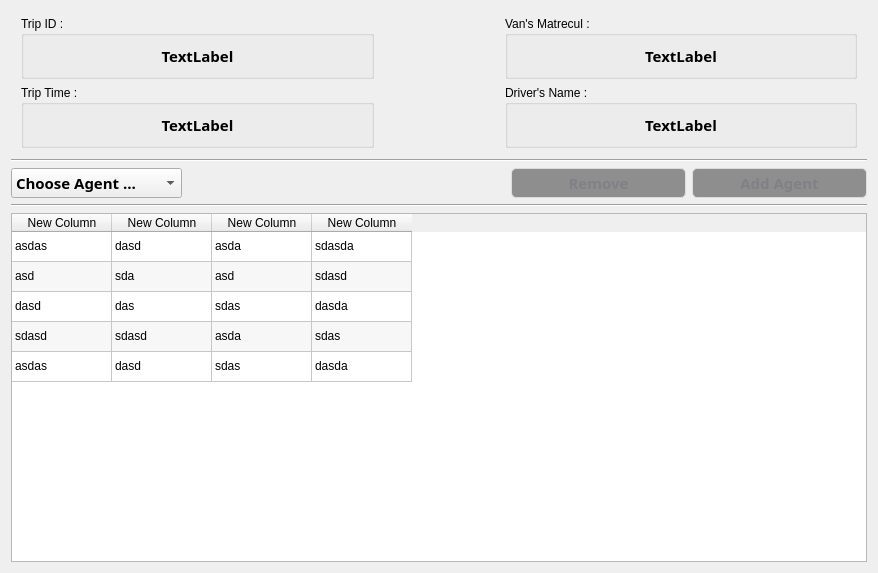
This is ui/tripView.ui in YassineBaghdadi/TransportingPlanning as Qt 5 draws it before an edit. The edited form follows.
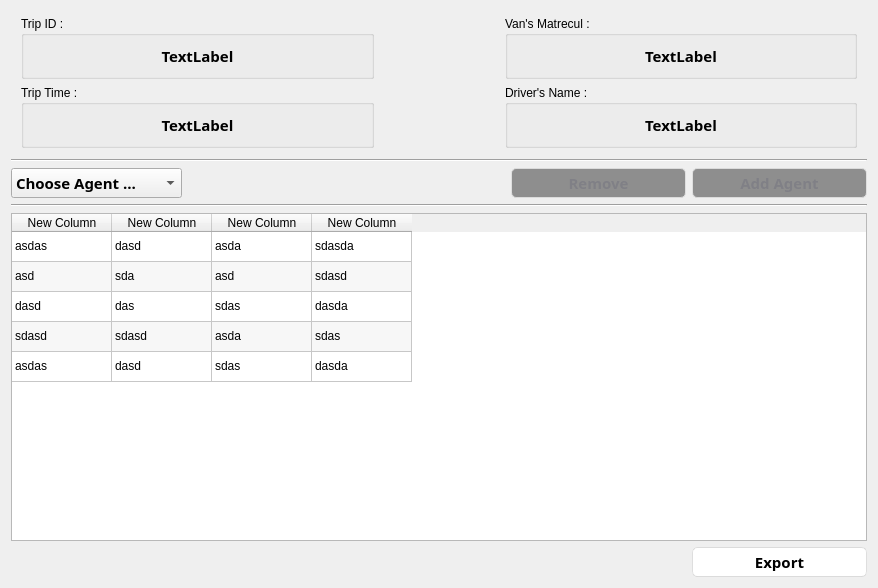
This is the edited form.

```diff
--- a/ui/tripView.ui
+++ b/ui/tripView.ui
@@ -7,7 +7,7 @@
     <x>0</x>
     <y>0</y>
     <width>878</width>
-    <height>573</height>
+    <height>588</height>
    </rect>
   </property>
   <property name="windowTitle">
@@ -981,6 +981,47 @@
      </item>
     </layout>
    </item>
+   <item>
+    <layout class="QHBoxLayout" name="horizontalLayout_4">
+     <item>
+      <spacer name="horizontalSpacer_2">
+       <property name="orientation">
+        <enum>Qt::Horizontal</enum>
+       </property>
+       <property name="sizeHint" stdset="0">
+        <size>
+         <width>40</width>
+         <height>20</height>
+        </size>
+       </property>
+      </spacer>
+     </item>
+     <item>
+      <widget class="QPushButton" name="prnt">
+       <property name="enabled">
+        <bool>true</bool>
+       </property>
+       <property name="minimumSize">
+        <size>
+         <width>175</width>
+         <height>30</height>
+        </size>
+       </property>
+       <property name="font">
+        <font>
+         <family>Segoe Print</family>
+         <pointsize>11</pointsize>
+         <weight>75</weight>
+         <bold>true</bold>
+        </font>
+       </property>
+       <property name="text">
+        <string>Export</string>
+       </property>
+      </widget>
+     </item>
+    </layout>
+   </item>
   </layout>
  </widget>
  <resources/>
```
